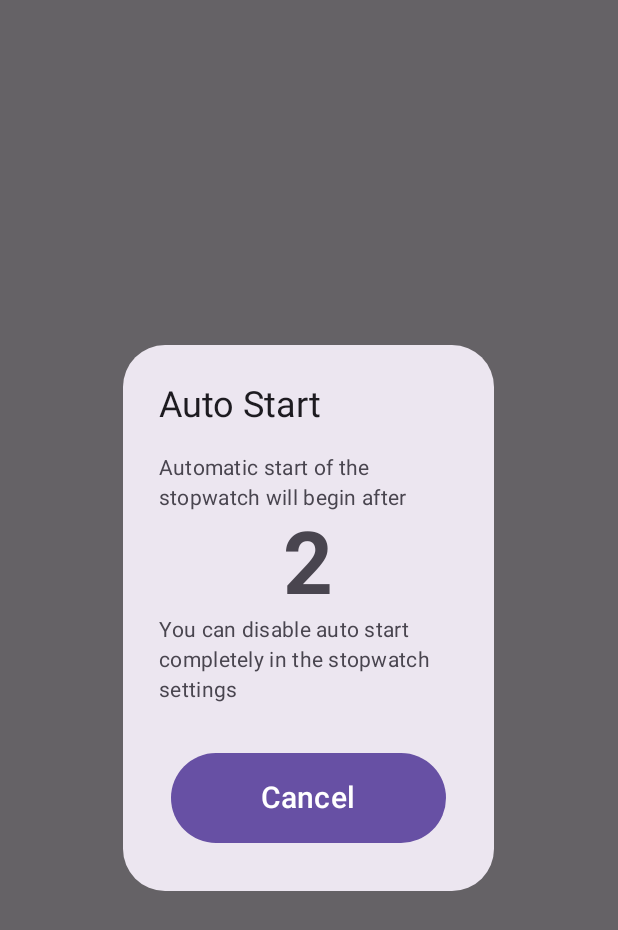
After one commit to JustDeax/ComposeStopwatch, an Android app built with Jetpack Compose: the composable DisplayAutoStartDialog shown on its own in the app's theme, on a phone screen of 412 x 824 dp. The commit adds this screen. Shown: the top 930 px of the screen. Run offline under Robolectric (Android 15) with nearby library versions, the phone set to English and light mode, and no system bars.

Commit message:
1.8.2 ALPHA build 3 - Add alpha vibration - Added settings dialog, more settings! - Changed minimum SDK to 28 build 2 - Update Settings UI build 3 - Test vibration - Add alpha autostart stopwatch

```diff
--- a/app/src/main/java/com/justdeax/composeStopwatch/ui/DisplayActions.kt
+++ b/app/src/main/java/com/justdeax/composeStopwatch/ui/DisplayActions.kt
@@ -101,12 +101,12 @@ fun DisplayActions(
         var showTapOnClockDialog by remember { mutableStateOf(false) }
         OkayDialog(
             title = context.getString(R.string.stopwatch_settings),
-            content = { //TODO
+            content = { //TODO STRINGS
                 SettingsRow("Change Tap On Clock", tapOnClock.toString()) {
                     showTapOnClockDialog = true
                 }
-                SettingsRow("Autostart Stopwatch", "OFF") {
-
+                SettingsRow("Autostart Stopwatch when launch app", "OFF") {
+                    //TODO IT
                 }
                 SettingsRow("Turn on Vibration", if (vibrationEnabled) "ON" else "OFF") {
                     changeVibrationEnabled()
--- /dev/null
+++ b/app/src/main/java/com/justdeax/composeStopwatch/ui/dialog/DisplayAutoStartDialog.kt
@@ -0,0 +1,88 @@
+package com.justdeax.composeStopwatch.ui.dialog
+import androidx.compose.foundation.layout.Column
+import androidx.compose.foundation.layout.fillMaxWidth
+import androidx.compose.foundation.layout.height
+import androidx.compose.foundation.layout.padding
+import androidx.compose.foundation.rememberScrollState
+import androidx.compose.foundation.verticalScroll
+import androidx.compose.material3.AlertDialog
+import androidx.compose.material3.Button
+import androidx.compose.material3.Text
+import androidx.compose.runtime.Composable
+import androidx.compose.runtime.LaunchedEffect
+import androidx.compose.runtime.getValue
+import androidx.compose.runtime.mutableIntStateOf
+import androidx.compose.runtime.mutableStateOf
+import androidx.compose.runtime.remember
+import androidx.compose.runtime.setValue
+import androidx.compose.ui.Modifier
+import androidx.compose.ui.platform.LocalContext
+import androidx.compose.ui.text.font.FontWeight
+import androidx.compose.ui.text.style.TextAlign
+import androidx.compose.ui.unit.dp
+import androidx.compose.ui.unit.sp
+import androidx.compose.ui.window.DialogProperties
+import com.justdeax.composeStopwatch.R
+
+@Composable
+fun DisplayAutoStartDialog(
+    isPortrait: Boolean,
+    onDismiss: () -> Unit,
+    startStopwatch: () -> Unit
+) {
+    val context = LocalContext.current
+    var timeLeft by remember { mutableIntStateOf(3) }
+    var isFinished by remember { mutableStateOf(false) }
+
+    LaunchedEffect(timeLeft) {
+        if (timeLeft > 0) {
+            kotlinx.coroutines.delay(1000L)
+            timeLeft--
+        } else if (!isFinished) {
+            isFinished = true
+            startStopwatch()
+        }
+    }
+
+    AlertDialog(
+        modifier = if (isPortrait)
+            Modifier
+        else
+            Modifier.fillMaxWidth(0.6f),
+        properties = if (isPortrait)
+            DialogProperties()
+        else
+            DialogProperties(usePlatformDefaultWidth = false),
+        title = { Text(context.getString(R.string.auto_start_sw)) },
+        text = {
+            val scrollState = rememberScrollState()
+            Column(
+                modifier = Modifier
+                    .fillMaxWidth()
+                    .verticalScroll(scrollState)
+            ) {
+                Text(context.getString(R.string.auto_start_sw_desc_1))
+                Text(
+                    text = timeLeft.toString(),
+                    fontSize = 58.sp,
+                    fontWeight = FontWeight.Bold,
+                    textAlign = TextAlign.Center,
+                    modifier = Modifier.fillMaxWidth()
+                )
+                Text(context.getString(R.string.auto_start_sw_desc_2))
+            }
+        },
+        confirmButton = {
+            Button(
+                onClick = { onDismiss() },
+                modifier = Modifier
+                    .fillMaxWidth()
+                    .padding(8.dp)
+                    .height(60.dp)
+            ) {
+                Text(text = context.getString(R.string.cancel), fontSize = 20.sp)
+            }
+        },
+        onDismissRequest = onDismiss
+    )
+}
--- a/app/src/main/res/values/strings.xml
+++ b/app/src/main/res/values/strings.xml
@@ -54,6 +54,10 @@
     <string name="lock_awake_mode_desc_enable">The screen wake-up mode is switched on</string>
     <string name="lock_awake_mode_desc_disable">The screen wake-up mode is switched off</string>
 
+    <string name="auto_start_sw">Auto Start</string>
+    <string name="auto_start_sw_desc_1">Automatic start of the stopwatch will begin after</string>
+    <string name="auto_start_sw_desc_2">You can disable auto start completely in the stopwatch settings</string>
+
     <string name="about_app">About Compose Stopwatch</string>
     <string name="about_app_desc">"Android stopwatch app in the Material You theme, designed for ease of use and best features
 
```
Also changed, not shown: app/src/main/java/com/justdeax/composeStopwatch/AppActivity.kt (+11 -18 lines), app/src/main/java/com/justdeax/composeStopwatch/stopwatch/StopwatchViewModel.kt (+6 -1 lines), app/src/main/java/com/justdeax/composeStopwatch/util/DataStoreManager.kt (+10 -1 lines).
